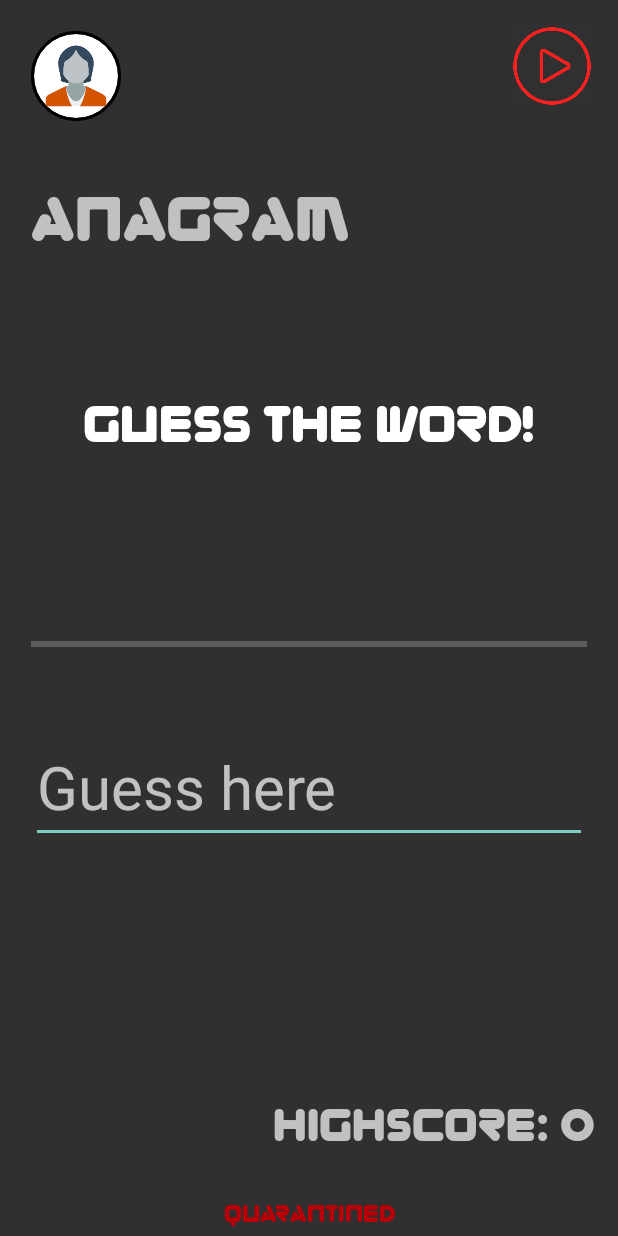
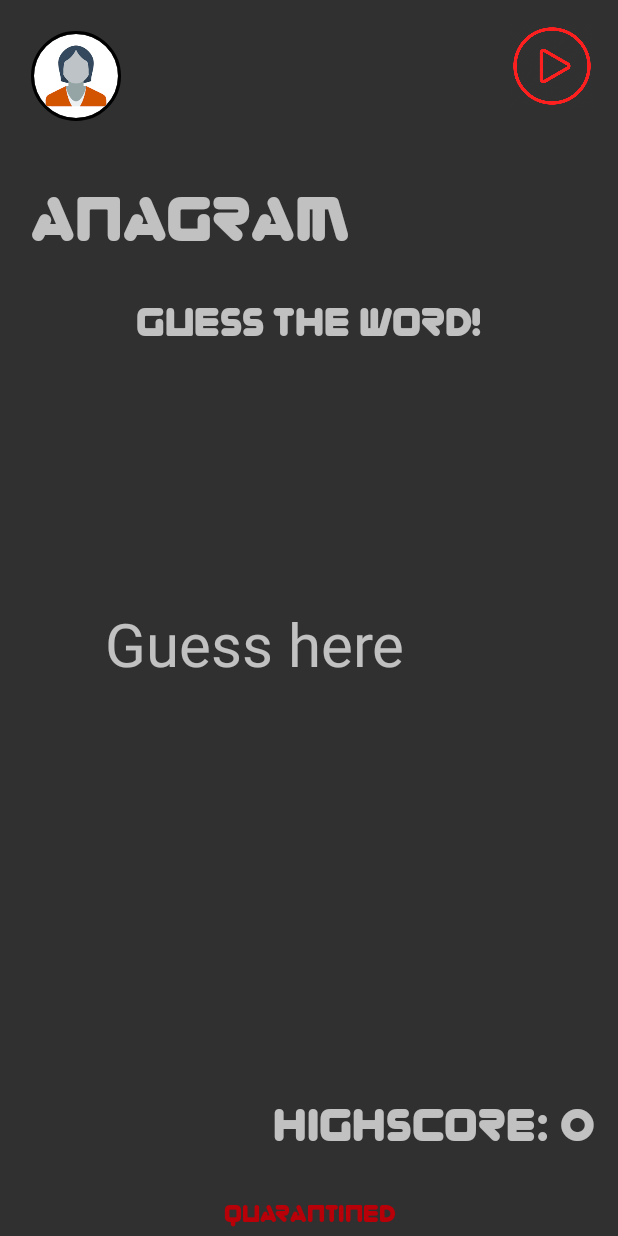
Before and after one commit to ImRohitSingh/Freegrounds, an Android app: the FindAnagram screen opened directly, with no data from a screen before it, on a phone screen of 412 x 824 dp. Run offline under Robolectric (Android 15) with nearby library versions, the light colour scheme and no system bars; our stand-ins replace CircleImageView.

Commit message:
Anagram UI Enhancements

```diff
--- a/app/src/main/AndroidManifest.xml
+++ b/app/src/main/AndroidManifest.xml
@@ -61,7 +61,9 @@
         <activity
             android:name=".anagram.FindAnagram"
             android:parentActivityName=".MainActivity"
-            android:theme="@style/Theme.AppCompat.NoActionBar" />
+            android:theme="@style/Theme.AppCompat.NoActionBar"
+            android:screenOrientation="portrait"
+            tools:ignore="LockedOrientationActivity" />
         <activity
             android:name=".splashscreen.SplashScreen"
             android:screenOrientation="portrait"
--- a/app/src/main/java/com/rohit/freepaint/anagram/FindAnagram.java
+++ b/app/src/main/java/com/rohit/freepaint/anagram/FindAnagram.java
@@ -4,6 +4,8 @@
 
 import android.content.Intent;
 import android.content.SharedPreferences;
+import android.content.res.ColorStateList;
+import android.graphics.Color;
 import android.os.Bundle;
 import android.view.View;
 import android.widget.EditText;
@@ -24,7 +26,6 @@
 public class FindAnagram extends AppCompatActivity {
 
     private TextView aWord;
-    private TextView aTitle;
     private EditText aGuess;
     private ImageView playBtn;
     private ImageView stopBtn;
@@ -69,13 +70,11 @@
         setContentView(R.layout.activity_find_anagram);
 
         aWord = (TextView) findViewById(R.id.aWord);
-        aTitle = (TextView) findViewById(R.id.aTitle);
         aGuess = (EditText) findViewById(R.id.aGuess);
         playBtn = (ImageView) findViewById(R.id.playbutton);
         stopBtn = (ImageView) findViewById(R.id.stopbutton);
         clueBtn = (ImageView) findViewById(R.id.cluebtn);
 
-        //b_check = (FancyButton) findViewById(R.id.b_check);
         b_check = (ImageView) findViewById(R.id.b_check);
 
         pb = (ProgressBar) findViewById(R.id.progress_bar);
@@ -93,7 +92,7 @@
 
         random = new Random();
 
-        back = Toast.makeText(getApplicationContext(), "Press back again to go to Home", Toast.LENGTH_SHORT);
+        back = Toast.makeText(getApplicationContext(), "Press back again", Toast.LENGTH_SHORT);
 
         b_check.setOnClickListener(new View.OnClickListener() {
             @Override
@@ -122,7 +121,7 @@
                 stopBtn.setVisibility(View.VISIBLE);
                 clueBtn.setVisibility(View.VISIBLE);
                 playBtn.setVisibility(View.GONE);
-                aTitle.setVisibility(View.GONE);
+                pb.setVisibility(View.VISIBLE);
                 loadGame();
             }
         });
@@ -179,8 +178,12 @@
 
         stopBtn.setVisibility(View.VISIBLE);
         playBtn.setVisibility(View.GONE);
+        pb.setProgressTintList(ColorStateList.valueOf(Color.parseColor("#4081af")));
 
-        timer = new Timer();
+        if(timer != null) {
+            timer.cancel();
+            timer.purge();
+        }
 
         gameActive = true;
 
@@ -208,6 +211,9 @@
                 if(counter == 100) {
                     timer.cancel();
                     timerTime = 1;
+                }
+                if(counter == 75) {
+                    pb.setProgressTintList(ColorStateList.valueOf(Color.RED));
                 }
             }
         };
@@ -257,8 +263,10 @@
     @Override
     public void onBackPressed() {
         if(backPressed + 2000 > System.currentTimeMillis()) {
-            Toast.makeText(getApplicationContext(), "Total Score: " + score, Toast.LENGTH_SHORT).show();
-            updateFinalHighScore();
+            if(gameActive) {
+                Toast.makeText(getApplicationContext(), "Total Score: " + score, Toast.LENGTH_SHORT).show();
+                updateFinalHighScore();
+            }
             back.cancel();
             super.onBackPressed();
             finish();
--- a/app/src/main/res/layout/activity_find_anagram.xml
+++ b/app/src/main/res/layout/activity_find_anagram.xml
@@ -36,22 +36,6 @@
         <LinearLayout
             android:layout_width="match_parent"
             android:layout_height="wrap_content"
-            android:orientation="horizontal"
-            android:gravity="center"
-            android:padding="15dp">
-
-            <ImageView
-                android:layout_width="80dp"
-                android:layout_height="80dp"
-                android:src="@drawable/sendicon"
-                android:id="@+id/b_check"
-                android:visibility="gone"></ImageView>
-
-        </LinearLayout>
-
-        <LinearLayout
-            android:layout_width="match_parent"
-            android:layout_height="wrap_content"
             android:orientation="vertical"
             android:layout_marginTop="100dp"
             android:padding="15dp">
@@ -62,6 +46,17 @@
                 android:text="@string/radio_button_2"
                 android:textSize="42dp"
                 android:fontFamily="@font/zorque"></TextView>
+
+            <ProgressBar
+                android:layout_width="match_parent"
+                android:layout_height="wrap_content"
+                android:layout_below="@+id/aGuess"
+                android:layout_marginTop="15dp"
+                style="@style/Widget.AppCompat.ProgressBar.Horizontal"
+                android:id="@+id/progress_bar"
+                android:visibility="gone"
+                android:progressTint="@color/blue">
+            </ProgressBar>
 
         <LinearLayout
             android:layout_width="match_parent"
@@ -75,10 +70,23 @@
             <TextView
                 android:layout_width="wrap_content"
                 android:layout_height="wrap_content"
-                android:text=""
+                android:text="Guess the word!"
                 android:id="@+id/clue"
                 android:textSize="26dp"
+                android:layout_marginTop="12dp"
                 android:fontFamily="@font/zorque"></TextView>
+
+            <TextView
+                android:layout_width="wrap_content"
+                android:layout_height="wrap_content"
+                android:layout_centerHorizontal="true"
+                android:text=""
+                android:textColor="@color/white"
+                android:textSize="@dimen/wordsize"
+                android:fontFamily="@font/zorque"
+                android:layout_marginTop="20dp"
+                android:id="@+id/aWord"></TextView>
+
         </LinearLayout>
 
         </LinearLayout>
@@ -123,42 +131,11 @@
             android:layout_alignParentStart="true"
             android:layout_centerVertical="true"
             android:gravity="center"
-            android:orientation="vertical"
+            android:orientation="horizontal"
             android:padding="15dp">
 
-            <TextView
-                android:layout_width="wrap_content"
-                android:layout_height="wrap_content"
-                android:layout_alignParentTop="true"
-                android:layout_centerHorizontal="true"
-                android:text="Guess The Word!"
-                android:textColor="@color/white"
-                android:textSize="@dimen/title"
-                android:fontFamily="@font/zorque"
-                android:id="@+id/aTitle"></TextView>
-
-            <TextView
-                android:layout_width="wrap_content"
-                android:layout_height="wrap_content"
-                android:layout_centerHorizontal="true"
-                android:text=""
-                android:textColor="@color/white"
-                android:textSize="@dimen/wordsize"
-                android:fontFamily="@font/zorque"
-                android:layout_marginTop="20dp"
-                android:id="@+id/aWord"></TextView>
-
-            <ProgressBar
-                android:layout_width="match_parent"
-                android:layout_height="wrap_content"
-                android:layout_below="@+id/aGuess"
-                android:layout_marginTop="@dimen/margintop"
-                style="@style/Widget.AppCompat.ProgressBar.Horizontal"
-                android:id="@+id/progress_bar">
-            </ProgressBar>
-
             <EditText
-                android:layout_width="match_parent"
+                android:layout_width="@dimen/edittext"
                 android:layout_height="wrap_content"
                 android:layout_centerHorizontal="true"
                 android:hint="Guess here"
@@ -166,10 +143,18 @@
                 android:textColor="@color/black"
                 android:textSize="@dimen/wordsize"
                 android:ems="10"
-                android:layout_below="@+id/aWord"
                 android:layout_marginTop="@dimen/margintop"
                 android:inputType="textPersonName"
-                android:id="@+id/aGuess"></EditText>
+                android:id="@+id/aGuess"
+                android:imeOptions="actionSend"></EditText>
+
+            <ImageView
+                android:layout_marginTop="15dp"
+                android:layout_width="80dp"
+                android:layout_height="80dp"
+                android:src="@drawable/sendicon"
+                android:id="@+id/b_check"
+                android:visibility="gone"></ImageView>
 
         </LinearLayout>
 
--- a/app/src/main/res/values-mdpi/dimensions.xml
+++ b/app/src/main/res/values-mdpi/dimensions.xml
@@ -18,10 +18,11 @@
     <dimen name="color_width">24dp</dimen>
 
     <dimen name="guessword">24dp</dimen>
-    <dimen name="margintop">50dp</dimen>
+    <dimen name="margintop">18dp</dimen>
     <dimen name="wordsize">40dp</dimen>
     <dimen name="widthcheckbutton">180dp</dimen>
     <dimen name="label">24dp</dimen>
     <dimen name="title">34dp</dimen>
+    <dimen name="edittext">280dp</dimen>
 
 </resources>
--- a/app/src/main/res/values-sw720dp/dimensions.xml
+++ b/app/src/main/res/values-sw720dp/dimensions.xml
@@ -18,10 +18,11 @@
     <dimen name="color_width">32dp</dimen>
 
     <dimen name="guessword">30dp</dimen>
-    <dimen name="margintop">60dp</dimen>
+    <dimen name="margintop">24dp</dimen>
     <dimen name="wordsize">46dp</dimen>
     <dimen name="widthcheckbutton">200dp</dimen>
     <dimen name="label">30dp</dimen>
     <dimen name="title">40dp</dimen>
+    <dimen name="edittext">450dp</dimen>
 
 </resources>
--- a/app/src/main/res/values/dimensions.xml
+++ b/app/src/main/res/values/dimensions.xml
@@ -18,11 +18,12 @@
     <dimen name="color_width">27dp</dimen>
 
     <dimen name="guessword">24dp</dimen>
-    <dimen name="margintop">46dp</dimen>
+    <dimen name="margintop">15dp</dimen>
     <dimen name="wordsize">37dp</dimen>
     <dimen name="widthcheckbutton">170dp</dimen>
     <dimen name="label">20dp</dimen>
     <dimen name="title">30dp</dimen>
+    <dimen name="edittext">250dp</dimen>
 
 
 </resources>
```
Also changed, not shown: app/src/main/java/com/rohit/freepaint/MainActivity.java (line endings or trailing spaces).
